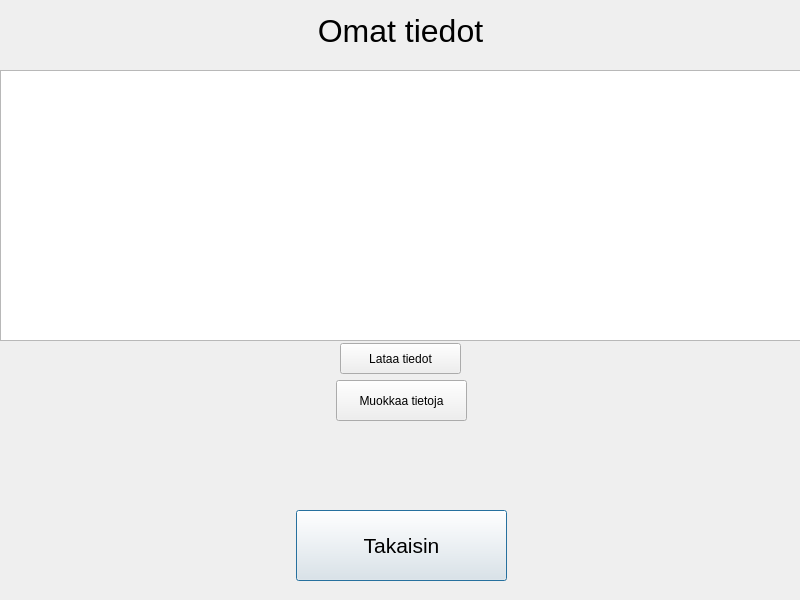
The window that frontend/tietowindow.ui (22kmo-project/group_6) describes before a commit, drawn with Qt 5.
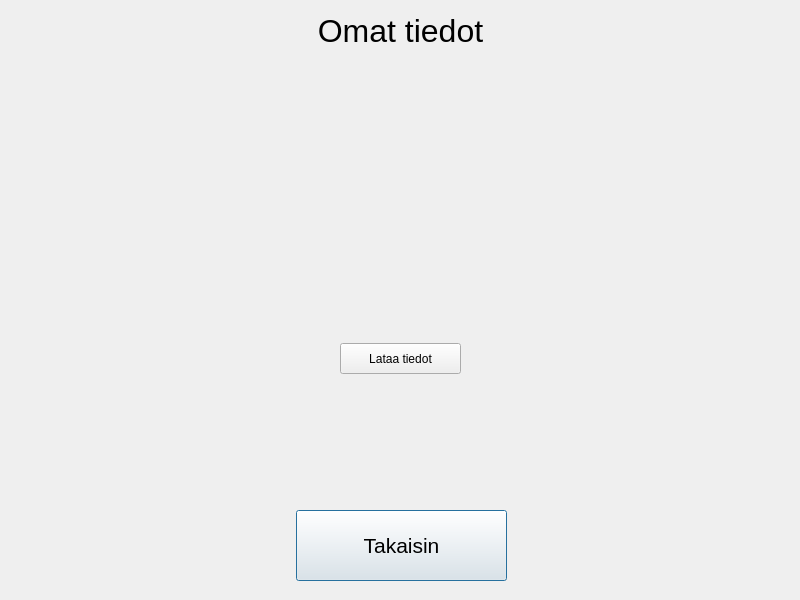
The same window after the commit.

```diff
--- a/frontend/tietowindow.ui
+++ b/frontend/tietowindow.ui
@@ -31,25 +31,6 @@
     <string>Takaisin</string>
    </property>
   </widget>
-  <widget class="QPushButton" name="btnMuokkaa">
-   <property name="geometry">
-    <rect>
-     <x>336</x>
-     <y>380</y>
-     <width>131</width>
-     <height>41</height>
-    </rect>
-   </property>
-   <property name="text">
-    <string>Muokkaa tietoja</string>
-   </property>
-   <property name="default">
-    <bool>false</bool>
-   </property>
-   <property name="flat">
-    <bool>false</bool>
-   </property>
-  </widget>
   <widget class="QLabel" name="label">
    <property name="geometry">
     <rect>
@@ -101,6 +82,12 @@
    <property name="autoFillBackground">
     <bool>true</bool>
    </property>
+   <property name="styleSheet">
+    <string notr="true">QTextEdit {
+  background: transparent;
+  border: none;
+}</string>
+   </property>
    <property name="readOnly">
     <bool>true</bool>
    </property>
```
